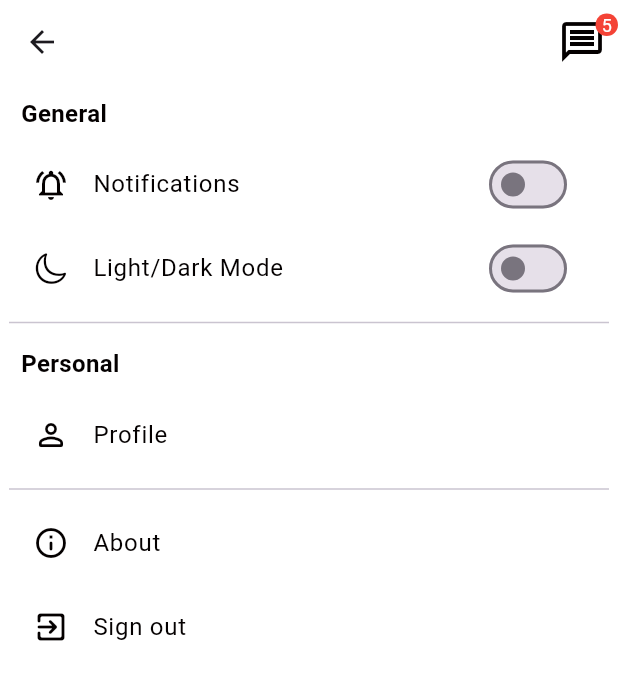
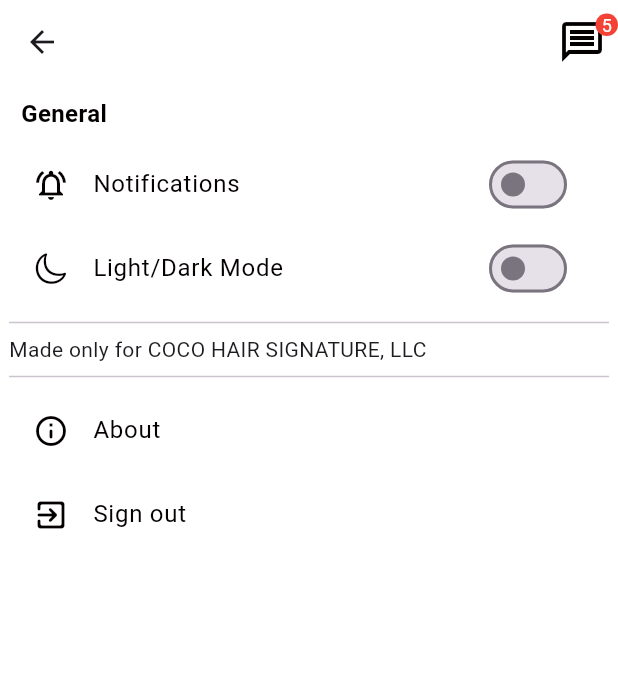
Before and after one commit to toballz/hairsalon_template_flutter, a Flutter app: the SettingsPage screen opened directly, on a phone screen of 412 x 824 dp. Shown: the top 680 px of the screen. Run offline on Flutter 3.47's test engine with Material 3 defaults, Android fonts, the phone set to English and light mode, and no system bars; our stand-ins replace animate_do, calendar_date_picker2, fluttertoast, localstorage; network calls fail.

Commit message:
5/9/2024
5/9/2024

```diff
--- a/lib/calendar.dart
+++ b/lib/calendar.dart
@@ -120,7 +120,7 @@ class CalendarPageState extends State<CalendarPage> {
       Text(day,
           style: TextStyle(
               fontWeight: FontWeight.bold, color: ColorPallette.fontColor())),
-      SizedBox(width: 21),
+      const SizedBox(width: 21),
       Expanded(
           child: TextField(
               style: const TextStyle(color: Colors.deepOrangeAccent),
--- a/lib/settings.dart
+++ b/lib/settings.dart
@@ -3,7 +3,6 @@ import 'package:flutter/material.dart';
 import 'package:webclient/astect.dart';
 import 'package:webclient/h.dart';
 import 'package:webclient/messages_notifications.dart';
-import 'package:webclient/profileedit.dart';
 
 //https://www.fluttertemplates.dev/widgets/must_haves/settings_page#settings_page_2
 
@@ -94,21 +93,7 @@ class SettingsPageState extends State<SettingsPage> {
                   ],
                 ),
                 const Divider(),
-                _SingleSection(
-                  title: "Personal",
-                  children: [
-                    _CustomListTile(
-                        title: "Profile",
-                        icon: Icons.person_outline_rounded,
-                        onclick: () {
-                          Navigator.push(
-                              context,
-                              MaterialPageRoute(
-                                builder: (context) => const ProfileEditPage(),
-                              ));
-                        })
-                  ],
-                ),
+                const Text("Made only for COCO HAIR SIGNATURE, LLC"),
                 const Divider(),
                 _SingleSection(
                   children: [
--- a/pubspec.yaml
+++ b/pubspec.yaml
@@ -41,6 +41,7 @@ dependencies:
   fluttertoast: ^8.2.5
   animate_do: ^3.3.4
   localstorage: ^4.0.1+4
+  firebase_messaging: ^14.9.2
 
 dev_dependencies:
   flutter_test:
```
Also changed, not shown: lib/profileedit.dart (+9 -9 lines), pubspec.lock, 3 other files.
